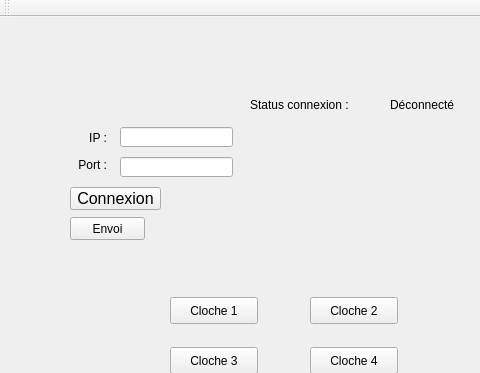
v-riquier/Tp-systemes, file Tpcloches/Tpcloches/Tpcloches.ui: the form before one commit; both pictures show x 0 to 480 and y 0 to 373 of the 627 by 568 pixel window.
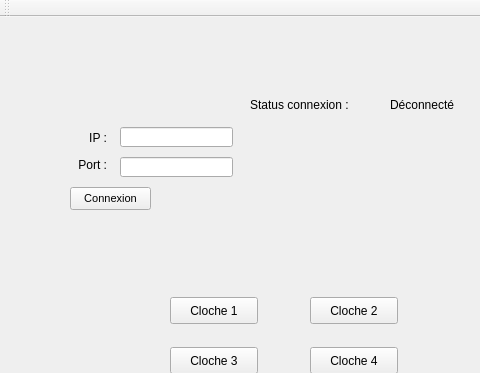
The form after the commit.

Commit message: TP5 envoi 2

Patch:
```diff
--- a/Tpcloches/Tpcloches/Tpcloches.ui
+++ b/Tpcloches/Tpcloches/Tpcloches.ui
@@ -35,13 +35,13 @@
      <rect>
       <x>70</x>
       <y>170</y>
-      <width>91</width>
+      <width>81</width>
       <height>23</height>
      </rect>
     </property>
     <property name="font">
      <font>
-      <pointsize>12</pointsize>
+      <pointsize>8</pointsize>
      </font>
     </property>
     <property name="text">
@@ -81,19 +81,6 @@
      </rect>
     </property>
    </widget>
-   <widget class="QPushButton" name="EnvoiMessage">
-    <property name="geometry">
-     <rect>
-      <x>70</x>
-      <y>200</y>
-      <width>75</width>
-      <height>23</height>
-     </rect>
-    </property>
-    <property name="text">
-     <string>Envoi</string>
-    </property>
-   </widget>
    <widget class="QLabel" name="AffConnexion">
     <property name="geometry">
      <rect>
```
Left out of the diff: 90 changed lines with no effect on the pictures. The commit also changes 6 other files.
